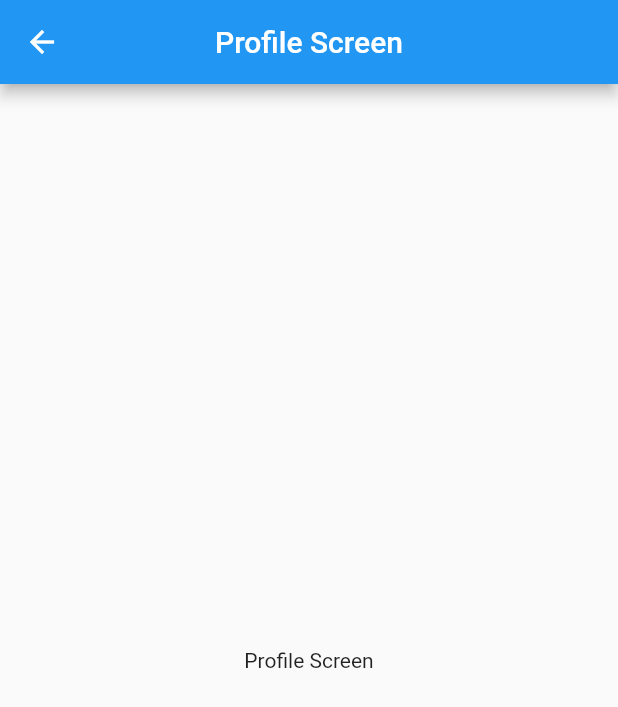
After one commit to khoaSB/convex_bug_demo, a Flutter app: the ProfileScreen screen opened directly, on a phone screen of 412 x 824 dp. The commit adds this screen. Shown: the top 707 px of the screen. Run offline on Flutter 3.47's test engine with Material 2 defaults, Android fonts, the phone set to English and light mode, and no system bars; our stand-ins replace bloc, convex_bottom_bar, equatable, flutter_bloc.

Commit message:
Discover new bug

```diff
--- a/lib/bloc/menu_event.dart
+++ b/lib/bloc/menu_event.dart
@@ -8,3 +8,7 @@ abstract class MenuEvent extends Equatable {
 class GoToWelcome extends MenuEvent {}
 
 class GoToEdit extends MenuEvent {}
+
+class GoToProfile extends MenuEvent {}
+
+class GoToSearch extends MenuEvent {}
--- a/lib/bloc/menu_state.dart
+++ b/lib/bloc/menu_state.dart
@@ -10,3 +10,7 @@ abstract class MenuState extends Equatable {
 class AtWelcome extends MenuState {}
 
 class AtEdit extends MenuState {}
+
+class AtProfile extends MenuState {}
+
+class AtSearch extends MenuState {}
--- a/lib/main.dart
+++ b/lib/main.dart
@@ -1,9 +1,12 @@
 import 'package:convex_bug_demo/bloc/menu_bloc.dart';
+import 'package:convex_bug_demo/observer.dart';
 import 'package:convex_bug_demo/screens/home.dart';
 import 'package:flutter/material.dart';
 import 'package:flutter_bloc/flutter_bloc.dart';
 
 void main() {
+  WidgetsFlutterBinding.ensureInitialized();
+  Bloc.observer = GlobalBlocObserver();
   runApp(Demo());
 }
 
--- a/lib/screens/edit.dart
+++ b/lib/screens/edit.dart
@@ -21,7 +21,7 @@ class _EditScreenState extends State<EditScreen> {
     return TextFormField(
       controller: _textFieldController,
       decoration: InputDecoration(
-        hintText: 'Phone number',
+        hintText: 'Edit Screen',
         filled: true,
         border: OutlineInputBorder(),
       ),
@@ -41,6 +41,7 @@ class _EditScreenState extends State<EditScreen> {
   @override
   Widget build(BuildContext context) {
     return Scaffold(
+      appBar: AppBar(title: Text('Edit Screen')),
       body: Padding(
         padding: EdgeInsets.symmetric(horizontal: 48.0),
         child: Column(
--- /dev/null
+++ b/lib/screens/profile.dart
@@ -0,0 +1,19 @@
+import 'package:flutter/material.dart';
+
+class ProfileScreen extends StatefulWidget {
+  @override
+  _ProfileScreenState createState() => _ProfileScreenState();
+}
+
+class _ProfileScreenState extends State<ProfileScreen> {
+  @override
+  Widget build(BuildContext context) {
+    return Scaffold(
+      appBar: AppBar(title: Text('Profile Screen')),
+      body: Container(
+        alignment: Alignment.center,
+        child: Text('Profile Screen'),
+      ),
+    );
+  }
+}
--- a/lib/screens/welcome.dart
+++ b/lib/screens/welcome.dart
@@ -9,6 +9,7 @@ class _WelcomeScreenState extends State<WelcomeScreen> {
   @override
   Widget build(BuildContext context) {
     return Scaffold(
+      appBar: AppBar(title: Text('Welcome Screen')),
       body: Container(
         alignment: Alignment.center,
         child: Text('Welcome Screen'),
--- a/pubspec.yaml
+++ b/pubspec.yaml
@@ -24,8 +24,8 @@ dependencies:
   flutter:
     sdk: flutter
   equatable: ^1.2.0
-  convex_bottom_bar: ^2.2.4
-  flutter_bloc: ^5.0.0
+  convex_bottom_bar: ^2.2.5
+  flutter_bloc: ^5.0.1
 
 dev_dependencies:
   flutter_test:
```
Also changed, not shown: lib/bloc/menu_bloc.dart (+16 -2 lines), lib/observer.dart (added, +21 -0 lines), lib/screens/home.dart (+36 -35 lines), lib/screens/search.dart (added, +19 -0 lines), pubspec.lock.
